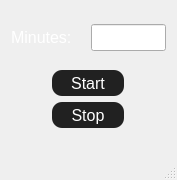
Above: source/mainwindow.ui from serverlinkdev/timer before the change. Below: the same form after it.
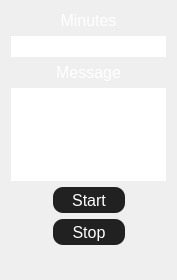
That is the form after the change.

Commit message: Remove and replace the statusbar with a label so we can have the text centered in the UI.

Patch:
```diff
--- a/source/mainwindow.ui
+++ b/source/mainwindow.ui
@@ -7,7 +7,7 @@
     <x>0</x>
     <y>0</y>
     <width>177</width>
-    <height>180</height>
+    <height>280</height>
    </rect>
   </property>
   <property name="font">
@@ -42,12 +42,9 @@
 </string>
   </property>
   <widget class="QWidget" name="centralWidget">
-   <layout class="QVBoxLayout" name="verticalLayout">
+   <layout class="QVBoxLayout" name="verticalLayout_3">
     <item>
-     <layout class="QHBoxLayout" name="horizontalLayout">
-      <property name="sizeConstraint">
-       <enum>QLayout::SetDefaultConstraint</enum>
-      </property>
+     <layout class="QVBoxLayout" name="verticalLayout_2">
       <item>
        <widget class="QLabel" name="lblMins">
         <property name="font">
@@ -56,7 +53,10 @@
          </font>
         </property>
         <property name="text">
-         <string>Minutes:   </string>
+         <string>Minutes</string>
+        </property>
+        <property name="alignment">
+         <set>Qt::AlignCenter</set>
         </property>
        </widget>
       </item>
@@ -73,6 +73,12 @@
           <pointsize>12</pointsize>
          </font>
         </property>
+        <property name="toolTip">
+         <string/>
+        </property>
+        <property name="frame">
+         <bool>false</bool>
+        </property>
         <property name="alignment">
          <set>Qt::AlignCenter</set>
         </property>
@@ -83,10 +89,120 @@
       </item>
      </layout>
     </item>
+    <item>
+     <layout class="QVBoxLayout" name="verticalLayout">
+      <item>
+       <widget class="QLabel" name="lblMsg">
+        <property name="sizePolicy">
+         <sizepolicy hsizetype="Preferred" vsizetype="Fixed">
+          <horstretch>0</horstretch>
+          <verstretch>0</verstretch>
+         </sizepolicy>
+        </property>
+        <property name="font">
+         <font>
+          <pointsize>12</pointsize>
+         </font>
+        </property>
+        <property name="text">
+         <string>Message</string>
+        </property>
+        <property name="alignment">
+         <set>Qt::AlignCenter</set>
+        </property>
+       </widget>
+      </item>
+      <item>
+       <widget class="QTextEdit" name="txtEdMsg">
+        <property name="palette">
+         <palette>
+          <active>
+           <colorrole role="Text">
+            <brush brushstyle="SolidPattern">
+             <color alpha="255">
+              <red>255</red>
+              <green>255</green>
+              <blue>255</blue>
+             </color>
+            </brush>
+           </colorrole>
+           <colorrole role="PlaceholderText">
+            <brush brushstyle="SolidPattern">
+             <color alpha="128">
+              <red>255</red>
+              <green>255</green>
+              <blue>255</blue>
+             </color>
+            </brush>
+           </colorrole>
+          </active>
+          <inactive>
+           <colorrole role="Text">
+            <brush brushstyle="SolidPattern">
+             <color alpha="255">
+              <red>255</red>
+              <green>255</green>
+              <blue>255</blue>
+             </color>
+            </brush>
+           </colorrole>
+           <colorrole role="PlaceholderText">
+            <brush brushstyle="SolidPattern">
+             <color alpha="128">
+              <red>255</red>
+              <green>255</green>
+              <blue>255</blue>
+             </color>
+            </brush>
+           </colorrole>
+          </inactive>
+          <disabled>
+           <colorrole role="Text">
+            <brush brushstyle="SolidPattern">
+             <color alpha="96">
+              <red>164</red>
+              <green>166</green>
+              <blue>168</blue>
+             </color>
+            </brush>
+           </colorrole>
+           <colorrole role="PlaceholderText">
+            <brush brushstyle="SolidPattern">
+             <color alpha="128">
+              <red>208</red>
+              <green>208</green>
+              <blue>208</blue>
+             </color>
+            </brush>
+           </colorrole>
+          </disabled>
+         </palette>
+        </property>
+        <property name="font">
+         <font>
+          <pointsize>12</pointsize>
+         </font>
+        </property>
+        <property name="toolTip">
+         <string/>
+        </property>
+        <property name="toolTipDuration">
+         <number>-1</number>
+        </property>
+        <property name="frameShape">
+         <enum>QFrame::NoFrame</enum>
+        </property>
+        <property name="placeholderText">
+         <string>Type your message here.  Hit enter to start the timer.</string>
+        </property>
+       </widget>
+      </item>
+     </layout>
+    </item>
     <item>
      <layout class="QVBoxLayout" name="verticalLayout_5">
       <property name="leftMargin">
-       <number>41</number>
+       <number>42</number>
       </property>
       <item>
        <widget class="QPushButton" name="pbStart">
@@ -138,15 +254,33 @@
       </item>
      </layout>
     </item>
+    <item>
+     <layout class="QHBoxLayout" name="horizontalLayout_2">
+      <item>
+       <widget class="QLabel" name="lblStatus">
+        <property name="sizePolicy">
+         <sizepolicy hsizetype="Preferred" vsizetype="Fixed">
+          <horstretch>0</horstretch>
+          <verstretch>0</verstretch>
+         </sizepolicy>
+        </property>
+        <property name="font">
+         <font>
+          <pointsize>12</pointsize>
+         </font>
+        </property>
+        <property name="text">
+         <string/>
+        </property>
+        <property name="alignment">
+         <set>Qt::AlignCenter</set>
+        </property>
+       </widget>
+      </item>
+     </layout>
+    </item>
    </layout>
   </widget>
-  <widget class="QStatusBar" name="statusBar">
-   <property name="font">
-    <font>
-     <pointsize>14</pointsize>
-    </font>
-   </property>
-  </widget>
  </widget>
  <layoutdefault spacing="6" margin="11"/>
  <resources/>
```
The commit also changes 2 other files.
